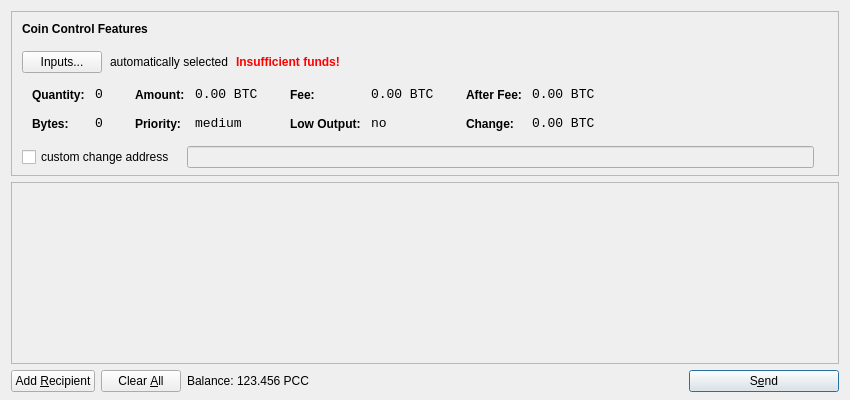
Above: src/qt/forms/sendcoinsdialog.ui from CloudMining/PolishCoin before the change. Below: the same form after it.
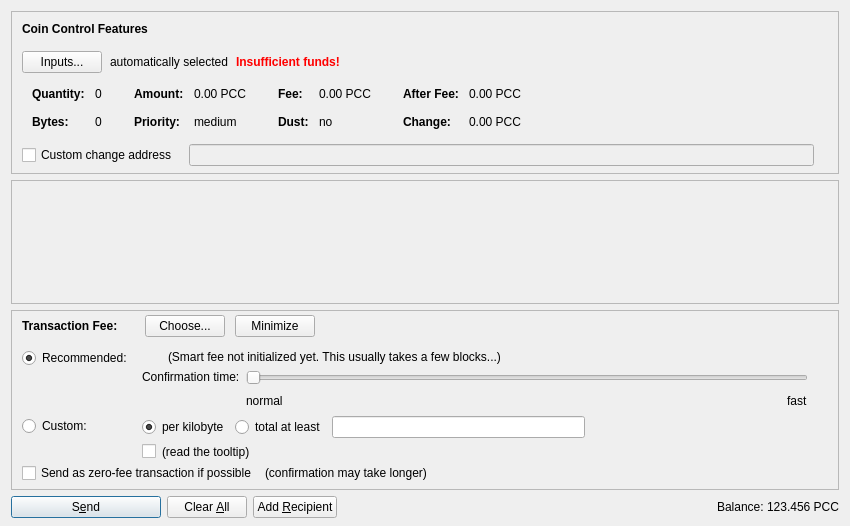
That is the form after the change. Icons and pictures are not drawn. Custom widgets are drawn as their Qt base class.

The edit to the form file:
```diff
--- a/src/qt/forms/sendcoinsdialog.ui
+++ b/src/qt/forms/sendcoinsdialog.ui
@@ -7,13 +7,13 @@
     <x>0</x>
     <y>0</y>
     <width>850</width>
-    <height>400</height>
+    <height>526</height>
    </rect>
   </property>
   <property name="windowTitle">
    <string>Send Coins</string>
   </property>
-  <layout class="QVBoxLayout" name="verticalLayout" stretch="0,1,0">
+  <layout class="QVBoxLayout" name="verticalLayout" stretch="0,1,0,0">
    <property name="bottomMargin">
     <number>8</number>
    </property>
@@ -39,7 +39,7 @@
      </property>
      <layout class="QVBoxLayout" name="verticalLayoutCoinControl2">
       <property name="spacing">
-       <number>-1</number>
+       <number>0</number>
       </property>
       <property name="leftMargin">
        <number>0</number>
@@ -206,8 +206,11 @@
                </property>
                <item row="0" column="0">
                 <widget class="QLabel" name="labelCoinControlQuantityText">
-                 <property name="styleSheet">
-                  <string notr="true">font-weight:bold;</string>
+                 <property name="font">
+                  <font>
+                   <weight>75</weight>
+                   <bold>true</bold>
+                  </font>
                  </property>
                  <property name="text">
                   <string>Quantity:</string>
@@ -219,12 +222,6 @@
                </item>
                <item row="0" column="1">
                 <widget class="QLabel" name="labelCoinControlQuantity">
-                 <property name="font">
-                  <font>
-                   <family>Monospace</family>
-                   <pointsize>10</pointsize>
-                  </font>
-                 </property>
                  <property name="cursor">
                   <cursorShape>IBeamCursor</cursorShape>
                  </property>
@@ -244,8 +241,11 @@
                </item>
                <item row="1" column="0">
                 <widget class="QLabel" name="labelCoinControlBytesText">
-                 <property name="styleSheet">
-                  <string notr="true">font-weight:bold;</string>
+                 <property name="font">
+                  <font>
+                   <weight>75</weight>
+                   <bold>true</bold>
+                  </font>
                  </property>
                  <property name="text">
                   <string>Bytes:</string>
@@ -254,12 +254,6 @@
                </item>
                <item row="1" column="1">
                 <widget class="QLabel" name="labelCoinControlBytes">
-                 <property name="font">
-                  <font>
-                   <family>Monospace</family>
-                   <pointsize>10</pointsize>
-                  </font>
-                 </property>
                  <property name="cursor">
                   <cursorShape>IBeamCursor</cursorShape>
                  </property>
@@ -295,8 +289,11 @@
                </property>
                <item row="0" column="0">
                 <widget class="QLabel" name="labelCoinControlAmountText">
-                 <property name="styleSheet">
-                  <string notr="true">font-weight:bold;</string>
+                 <property name="font">
+                  <font>
+                   <weight>75</weight>
+                   <bold>true</bold>
+                  </font>
                  </property>
                  <property name="text">
                   <string>Amount:</string>
@@ -308,12 +305,6 @@
                </item>
                <item row="0" column="1">
                 <widget class="QLabel" name="labelCoinControlAmount">
-                 <property name="font">
-                  <font>
-                   <family>Monospace</family>
-                   <pointsize>10</pointsize>
-                  </font>
-                 </property>
                  <property name="cursor">
                   <cursorShape>IBeamCursor</cursorShape>
                  </property>
@@ -321,7 +312,7 @@
                   <enum>Qt::ActionsContextMenu</enum>
                  </property>
                  <property name="text">
-                  <string notr="true">0.00 BTC</string>
+                  <string notr="true">0.00 PCC</string>
                  </property>
                  <property name="textInteractionFlags">
                   <set>Qt::LinksAccessibleByMouse|Qt::TextSelectableByKeyboard|Qt::TextSelectableByMouse</set>
@@ -330,8 +321,11 @@
                </item>
                <item row="1" column="0">
                 <widget class="QLabel" name="labelCoinControlPriorityText">
-                 <property name="styleSheet">
-                  <string notr="true">font-weight:bold;</string>
+                 <property name="font">
+                  <font>
+                   <weight>75</weight>
+                   <bold>true</bold>
+                  </font>
                  </property>
                  <property name="text">
                   <string>Priority:</string>
@@ -340,12 +334,6 @@
                </item>
                <item row="1" column="1">
                 <widget class="QLabel" name="labelCoinControlPriority">
-                 <property name="font">
-                  <font>
-                   <family>Monospace</family>
-                   <pointsize>10</pointsize>
-                  </font>
-                 </property>
                  <property name="cursor">
                   <cursorShape>IBeamCursor</cursorShape>
                  </property>
@@ -381,8 +369,11 @@
                </property>
                <item row="0" column="0">
                 <widget class="QLabel" name="labelCoinControlFeeText">
-                 <property name="styleSheet">
-                  <string notr="true">font-weight:bold;</string>
+                 <property name="font">
+                  <font>
+                   <weight>75</weight>
+                   <bold>true</bold>
+                  </font>
                  </property>
                  <property name="text">
                   <string>Fee:</string>
@@ -394,12 +385,6 @@
                </item>
                <item row="0" column="1">
                 <widget class="QLabel" name="labelCoinControlFee">
-                 <property name="font">
-                  <font>
-                   <family>Monospace</family>
-                   <pointsize>10</pointsize>
-                  </font>
-                 </property>
                  <property name="cursor">
                   <cursorShape>IBeamCursor</cursorShape>
                  </property>
@@ -407,7 +392,7 @@
                   <enum>Qt::ActionsContextMenu</enum>
                  </property>
                  <property name="text">
-                  <string notr="true">0.00 BTC</string>
+                  <string notr="true">0.00 PCC</string>
                  </property>
                  <property name="textInteractionFlags">
                   <set>Qt::LinksAccessibleByMouse|Qt::TextSelectableByKeyboard|Qt::TextSelectableByMouse</set>
@@ -416,22 +401,19 @@
                </item>
                <item row="1" column="0">
                 <widget class="QLabel" name="labelCoinControlLowOutputText">
-                 <property name="styleSheet">
-                  <string notr="true">font-weight:bold;</string>
+                 <property name="font">
+                  <font>
+                   <weight>75</weight>
+                   <bold>true</bold>
+                  </font>
                  </property>
                  <property name="text">
-                  <string>Low Output:</string>
+                  <string>Dust:</string>
                  </property>
                 </widget>
                </item>
                <item row="1" column="1">
                 <widget class="QLabel" name="labelCoinControlLowOutput">
-                 <property name="font">
-                  <font>
-                   <family>Monospace</family>
-                   <pointsize>10</pointsize>
-                  </font>
-                 </property>
                  <property name="cursor">
                   <cursorShape>IBeamCursor</cursorShape>
                  </property>
@@ -467,8 +449,11 @@
                </property>
                <item row="0" column="0">
                 <widget class="QLabel" name="labelCoinControlAfterFeeText">
-                 <property name="styleSheet">
-                  <string notr="true">font-weight:bold;</string>
+                 <property name="font">
+                  <font>
+                   <weight>75</weight>
+                   <bold>true</bold>
+                  </font>
                  </property>
                  <property name="text">
                   <string>After Fee:</string>
@@ -480,12 +465,6 @@
                </item>
                <item row="0" column="1">
                 <widget class="QLabel" name="labelCoinControlAfterFee">
-                 <property name="font">
-                  <font>
-                   <family>Monospace</family>
-                   <pointsize>10</pointsize>
-                  </font>
-                 </property>
                  <property name="cursor">
                   <cursorShape>IBeamCursor</cursorShape>
                  </property>
@@ -493,7 +472,7 @@
                   <enum>Qt::ActionsContextMenu</enum>
                  </property>
                  <property name="text">
-                  <string notr="true">0.00 BTC</string>
+                  <string notr="true">0.00 PCC</string>
                  </property>
                  <property name="textInteractionFlags">
                   <set>Qt::LinksAccessibleByMouse|Qt::TextSelectableByKeyboard|Qt::TextSelectableByMouse</set>
@@ -502,8 +481,11 @@
                </item>
                <item row="1" column="0">
                 <widget class="QLabel" name="labelCoinControlChangeText">
-                 <property name="styleSheet">
-                  <string notr="true">font-weight:bold;</string>
+                 <property name="font">
+                  <font>
+                   <weight>75</weight>
+                   <bold>true</bold>
+                  </font>
                  </property>
                  <property name="text">
                   <string>Change:</string>
@@ -512,12 +494,6 @@
                </item>
                <item row="1" column="1">
                 <widget class="QLabel" name="labelCoinControlChange">
-                 <property name="font">
-                  <font>
-                   <family>Monospace</family>
-                   <pointsize>10</pointsize>
-                  </font>
-                 </property>
                  <property name="cursor">
                   <cursorShape>IBeamCursor</cursorShape>
                  </property>
@@ -525,7 +501,7 @@
                   <enum>Qt::ActionsContextMenu</enum>
                  </property>
                  <property name="text">
-                  <string notr="true">0.00 BTC</string>
+                  <string notr="true">0.00 PCC</string>
                  </property>
                  <property name="textInteractionFlags">
                   <set>Qt::LinksAccessibleByMouse|Qt::TextSelectableByKeyboard|Qt::TextSelectableByMouse</set>
@@ -556,7 +532,7 @@
           <item>
            <widget class="QCheckBox" name="checkBoxCoinControlChange">
             <property name="text">
-             <string>custom change address</string>
+             <string>Custom change address</string>
             </property>
            </widget>
           </item>
@@ -626,11 +602,20 @@
         <x>0</x>
         <y>0</y>
         <width>830</width>
-        <height>165</height>
+        <height>68</height>
        </rect>
       </property>
-      <layout class="QVBoxLayout" name="verticalLayout_2">
-       <property name="margin">
+      <layout class="QVBoxLayout" name="verticalLayout_2" stretch="0,1">
+       <property name="leftMargin">
+        <number>0</number>
+       </property>
+       <property name="topMargin">
+        <number>0</number>
+       </property>
+       <property name="rightMargin">
+        <number>0</number>
+       </property>
+       <property name="bottomMargin">
         <number>0</number>
        </property>
        <item>
@@ -657,15 +642,605 @@
      </widget>
     </widget>
    </item>
+   <item>
+    <widget class="QFrame" name="frameFee">
+     <property name="sizePolicy">
+      <sizepolicy hsizetype="Expanding" vsizetype="Expanding">
+       <horstretch>0</horstretch>
+       <verstretch>0</verstretch>
+      </sizepolicy>
+     </property>
+     <property name="maximumSize">
+      <size>
+       <width>16777215</width>
+       <height>16777215</height>
+      </size>
+     </property>
+     <property name="frameShape">
+      <enum>QFrame::StyledPanel</enum>
+     </property>
+     <property name="frameShadow">
+      <enum>QFrame::Sunken</enum>
+     </property>
+     <layout class="QVBoxLayout" name="verticalLayoutFee1">
+      <property name="spacing">
+       <number>0</number>
+      </property>
+      <property name="leftMargin">
+       <number>0</number>
+      </property>
+      <property name="topMargin">
+       <number>0</number>
+      </property>
+      <property name="rightMargin">
+       <number>0</number>
+      </property>
+      <property name="bottomMargin">
+       <number>0</number>
+      </property>
+      <item>
+       <layout class="QVBoxLayout" name="verticalLayoutFee2" stretch="0,0,0">
+        <property name="spacing">
+         <number>0</number>
+        </property>
+        <property name="leftMargin">
+         <number>10</number>
+        </property>
+        <property name="topMargin">
+         <number>0</number>
+        </property>
+        <item>
+         <layout class="QHBoxLayout" name="horizontalLayoutFee1">
+          <property name="bottomMargin">
+           <number>0</number>
+          </property>
+          <item>
+           <layout class="QVBoxLayout" name="verticalLayoutFee7">
+            <property name="spacing">
+             <number>0</number>
+            </property>
+            <item>
+             <spacer name="verticalSpacerSmartFee">
+              <property name="orientation">
+               <enum>Qt::Vertical</enum>
+              </property>
+              <property name="sizeType">
+               <enum>QSizePolicy::Fixed</enum>
+              </property>
+              <property name="sizeHint" stdset="0">
+               <size>
+                <width>1</width>
+                <height>4</height>
+               </size>
+              </property>
+             </spacer>
+            </item>
+            <item>
+             <layout class="QHBoxLayout" name="horizontalLayoutSmartFee">
+              <property name="spacing">
+               <number>10</number>
+              </property>
+              <item>
+               <widget class="QLabel" name="labelFeeHeadline">
+                <property name="sizePolicy">
+                 <sizepolicy hsizetype="Preferred" vsizetype="Maximum">
+                  <horstretch>0</horstretch>
+                  <verstretch>0</verstretch>
+                 </sizepolicy>
+                </property>
+                <property name="font">
+                 <font>
+                  <weight>75</weight>
+                  <bold>true</bold>
+                 </font>
+                </property>
+                <property name="styleSheet">
+                 <string notr="true">font-weight:bold;</string>
+                </property>
+                <property name="text">
+                 <string>Transaction Fee:</string>
+                </property>
+               </widget>
+              </item>
+              <item>
+               <widget class="QLabel" name="labelFeeMinimized">
+                <property name="text">
+                 <string/>
+                </property>
+               </widget>
+              </item>
+              <item>
+               <widget class="QPushButton" name="buttonChooseFee">
+                <property name="text">
+                 <string>Choose...</string>
+                </property>
+               </widget>
+              </item>
+              <item>
+               <widget class="QPushButton" name="buttonMinimizeFee">
+                <property name="toolTip">
+                 <string>collapse fee-settings</string>
+                </property>
+                <property name="text">
+                 <string>Minimize</string>
+                </property>
+               </widget>
+              </item>
+             </layout>
+            </item>
+            <item>
+             <spacer name="verticalSpacer_5">
+              <property name="orientation">
+               <enum>Qt::Vertical</enum>
+              </property>
+              <property name="sizeHint" stdset="0">
+               <size>
+                <width>1</width>
+                <height>1</height>
+               </size>
+              </property>
+             </spacer>
+            </item>
+           </layout>
+          </item>
+          <item>
+           <spacer name="horizontalSpacer_4">
+            <property name="orientation">
+             <enum>Qt::Horizontal</enum>
+            </property>
+            <property name="sizeHint" stdset="0">
+             <size>
+              <width>40</width>
+              <height>20</height>
+             </size>
+            </property>
+           </spacer>
+          </item>
+         </layout>
+        </item>
+        <item>
+         <widget class="QFrame" name="frameFeeSelection">
+          <layout class="QVBoxLayout" name="verticalLayoutFee12">
+           <property name="spacing">
+            <number>0</number>
+           </property>
+           <property name="leftMargin">
+            <number>0</number>
+           </property>
+           <property name="topMargin">
+            <number>0</number>
+           </property>
+           <property name="rightMargin">
+            <number>0</number>
+           </property>
+           <property name="bottomMargin">
+            <number>0</number>
+           </property>
+           <item>
+            <layout class="QGridLayout" name="gridLayoutFee">
+             <property name="topMargin">
+              <number>10</number>
+             </property>
+             <property name="bottomMargin">
+              <number>4</number>
+             </property>
+             <property name="horizontalSpacing">
+              <number>10</number>
+             </property>
+             <property name="verticalSpacing">
+              <number>4</number>
+             </property>
+             <item row="1" column="1">
+              <layout class="QVBoxLayout" name="verticalLayoutFee8">
+               <property name="spacing">
+                <number>6</number>
+               </property>
+               <item>
+                <layout class="QHBoxLayout" name="horizontalLayoutFee13">
+                 <item>
+                  <widget class="QRadioButton" name="radioCustomPerKilobyte">
+                   <property name="toolTip">
+                    <string>If the custom fee is set to 1000 satoshis and the transaction is only 250 bytes, then &quot;per kilobyte&quot; only pays 250 satoshis in fee, while &quot;at least&quot; pays 1000 satoshis. For transactions bigger than a kilobyte both pay by kilobyte.</string>
+                   </property>
+                   <property name="text">
+                    <string>per kilobyte</string>
+                   </property>
+                   <property name="checked">
+                    <bool>true</bool>
+                   </property>
+                   <attribute name="buttonGroup">
+                    <string notr="true">groupCustomFee</string>
+                   </attribute>
+                  </widget>
+                 </item>
+                 <item>
+                  <widget class="QRadioButton" name="radioCustomAtLeast">
+                   <property name="toolTip">
+                    <string>If the custom fee is set to 1000 satoshis and the transaction is only 250 bytes, then &quot;per kilobyte&quot; only pays 250 satoshis in fee, while &quot;total at least&quot; pays 1000 satoshis. For transactions bigger than a kilobyte both pay by kilobyte.</string>
+                   </property>
+                   <property name="text">
+                    <string>total at least</string>
+                   </property>
+                   <attribute name="buttonGroup">
+                    <string notr="true">groupCustomFee</string>
+                   </attribute>
+                  </widget>
+                 </item>
+                 <item>
+                  <widget class="BitcoinAmountField" name="customFee"/>
+                 </item>
+                 <item>
+                  <spacer name="horizontalSpacer_6">
+                   <property name="orientation">
+                    <enum>Qt::Horizontal</enum>
+                   </property>
+                   <property name="sizeHint" stdset="0">
+                    <size>
+                     <width>1</width>
+                     <height>1</height>
+                    </size>
+                   </property>
+                  </spacer>
+                 </item>
+                </layout>
+               </item>
+               <item>
+                <layout class="QHBoxLayout" name="horizontalLayoutFee8">
+                 <item>
+                  <widget class="QCheckBox" name="checkBoxMinimumFee">
+                   <property name="toolTip">
+                    <string>Paying only the minimum fee is just fine as long as there is less transaction volume than space in the blocks. But be aware that this can end up in a never confirming transaction once there is more demand for polishcoin transactions than the network can process.</string>
+                   </property>
+                   <property name="text">
+                    <string/>
+                   </property>
+                  </widget>
+                 </item>
+                 <item>
+                  <widget class="QLabel" name="labelMinFeeWarning">
+                   <property name="enabled">
+                    <bool>true</bool>
+                   </property>
+                   <property name="toolTip">
+                    <string>Paying only the minimum fee is just fine as long as there is less transaction volume than space in the blocks. But be aware that this can end up in a never confirming transaction once there is more demand for polishcoin transactions than the network can process.</string>
+                   </property>
+                   <property name="text">
+                    <string>(read the tooltip)</string>
+                   </property>
+                   <property name="margin">
+                    <number>5</number>
+                   </property>
+                  </widget>
+                 </item>
+                 <item>
+                  <spacer name="horizontalSpacer_2">
+                   <property name="orientation">
+                    <enum>Qt::Horizontal</enum>
+                   </property>
+                   <property name="sizeHint" stdset="0">
+                    <size>
+                     <width>1</width>
+                     <height>1</height>
+                    </size>
+                   </property>
+                  </spacer>
+                 </item>
+                </layout>
+               </item>
+              </layout>
+             </item>
+             <item row="0" column="0">
+              <layout class="QVBoxLayout" name="verticalLayoutFee4" stretch="0,1">
+               <item>
+                <widget class="QRadioButton" name="radioSmartFee">
+                 <property name="text">
+                  <string>Recommended:</string>
+                 </property>
+                 <property name="checked">
+                  <bool>true</bool>
+                 </property>
+                 <attribute name="buttonGroup">
+                  <string notr="true">groupFee</string>
+                 </attribute>
+                </widget>
+               </item>
+               <item>
+                <spacer name="verticalSpacer_2">
+                 <property name="orientation">
+                  <enum>Qt::Vertical</enum>
+                 </property>
+                 <property name="sizeHint" stdset="0">
+                  <size>
+                   <width>1</width>
+                   <height>1</height>
+                  </size>
+                 </property>
+                </spacer>
+               </item>
+              </layout>
+             </item>
+             <item row="1" column="0">
+              <layout class="QVBoxLayout" name="verticalLayoutFee9" stretch="0,1">
+               <item>
+                <widget class="QRadioButton" name="radioCustomFee">
+                 <property name="text">
+                  <string>Custom:</string>
+                 </property>
+                 <attribute name="buttonGroup">
+                  <string notr="true">groupFee</string>
+                 </attribute>
+                </widget>
+               </item>
+               <item>
+                <spacer name="verticalSpacer_6">
+                 <property name="orientation">
+                  <enum>Qt::Vertical</enum>
+                 </property>
+                 <property name="sizeHint" stdset="0">
+                  <size>
+                   <width>1</width>
+                   <height>1</height>
+                  </size>
+                 </property>
+                </spacer>
+               </item>
+              </layout>
+             </item>
+             <item row="0" column="1">
+              <layout class="QVBoxLayout" name="verticalLayoutFee3" stretch="0,0,1">
+               <property name="spacing">
+                <number>6</number>
+               </property>
+               <property name="topMargin">
+                <number>2</number>
+               </property>
+               <item>
+                <layout class="QHBoxLayout" name="horizontalLayoutFee12">
+                 <item>
+                  <widget class="QLabel" name="labelSmartFee">
+                   <property name="text">
+                    <string/>
+                   </property>
+                   <property name="margin">
+                    <number>2</number>
+                   </property>
+                  </widget>
+                 </item>
+                 <item>
+                  <widget class="QLabel" name="labelFeeEstimation">
+                   <property name="text">
+                    <string/>
+                   </property>
+                  </widget>
+                 </item>
+                 <item>
+                  <widget class="QLabel" name="labelSmartFee2">
+                   <property name="text">
+                    <string>(Smart fee not initialized yet. This usually takes a few blocks...)</string>
+                   </property>
+                   <property name="margin">
+                    <number>2</number>
+                   </property>
+                  </widget>
+                 </item>
+                 <item>
+                  <spacer name="horizontalSpacer_5">
+                   <property name="orientation">
+                    <enum>Qt::Horizontal</enum>
+                   </property>
+                   <property name="sizeHint" stdset="0">
+                    <size>
+                     <width>1</width>
+                     <height>1</height>
+                    </size>
+                   </property>
+                  </spacer>
+                 </item>
+                </layout>
+               </item>
+               <item>
+                <layout class="QHBoxLayout" name="horizontalLayoutFee9">
+                 <item>
+                  <layout class="QVBoxLayout" name="verticalLayoutFee6">
+                   <item>
+                    <widget class="QLabel" name="labelSmartFee3">
+                     <property name="text">
+                      <string>Confirmation time:</string>
+                     </property>
+                     <property name="margin">
+                      <number>2</number>
+                     </property>
+                    </widget>
+                   </item>
+                   <item>
+                    <spacer name="verticalSpacer_3">
+                     <property name="orientation">
+                      <enum>Qt::Vertical</enum>
+                     </property>
+                     <property name="sizeHint" stdset="0">
+                      <size>
+                       <width>1</width>
+                       <height>1</height>
+                      </size>
+                     </property>
+                    </spacer>
+                   </item>
+                  </layout>
+                 </item>
+                 <item>
+                  <layout class="QVBoxLayout" name="verticalLayoutFee5">
+                   <property name="rightMargin">
+                    <number>30</number>
+                   </property>
+                   <item>
+                    <widget class="QSlider" name="sliderSmartFee">
+                     <property name="minimum">
+                      <number>0</number>
+                     </property>
+                     <property name="maximum">
+                      <number>24</number>
+                     </property>
+                     <property name="pageStep">
+                      <number>1</number>
+                     </property>
+                     <property name="value">
+                      <number>0</number>
+                     </property>
+                     <property name="orientation">
+                      <enum>Qt::Horizontal</enum>
+                     </property>
+                     <property name="invertedAppearance">
+                      <bool>false</bool>
+                     </property>
+                     <property name="invertedControls">
+                      <bool>false</bool>
+                     </property>
+                     <property name="tickPosition">
+                      <enum>QSlider::NoTicks</enum>
+                     </property>
+                    </widget>
+                   </item>
+                   <item>
+                    <layout class="QHBoxLayout" name="horizontalLayoutFee10">
+                     <item>
+                      <widget class="QLabel" name="labelSmartFeeNormal">
+                       <property name="text">
+                        <string>normal</string>
+                       </property>
+                      </widget>
+                     </item>
+                     <item>
+                      <spacer name="horizontalSpacer_3">
+                       <property name="orientation">
+                        <enum>Qt::Horizontal</enum>
+                       </property>
+                       <property name="sizeHint" stdset="0">
+                        <size>
+                         <width>40</width>
+                         <height>20</height>
+                        </size>
+                       </property>
+                      </spacer>
+                     </item>
+                     <item>
+                      <widget class="QLabel" name="labelSmartFeeFast">
+                       <property name="text">
+                        <string>fast</string>
+                       </property>
+                      </widget>
+                     </item>
+                    </layout>
+                   </item>
+                  </layout>
+                 </item>
+                </layout>
+               </item>
+               <item>
+                <spacer name="verticalSpacer_4">
+                 <property name="orientation">
+                  <enum>Qt::Vertical</enum>
+                 </property>
+                 <property name="sizeHint" stdset="0">
+                  <size>
+                   <width>1</width>
+                   <height>1</height>
+                  </size>
+                 </property>
+                </spacer>
+               </item>
+              </layout>
+             </item>
+            </layout>
+           </item>
+           <item>
+            <layout class="QHBoxLayout" name="horizontalLayoutFee5" stretch="0,0,0">
+             <property name="spacing">
+              <number>8</number>
+             </property>
+             <property name="bottomMargin">
+              <number>4</number>
+             </property>
+             <item>
+              <widget class="QCheckBox" name="checkBoxFreeTx">
+               <property name="text">
+                <string>Send as zero-fee transaction if possible</string>
+               </property>
+              </widget>
+             </item>
+             <item>
+              <widget class="QLabel" name="labelFreeTx">
+               <property name="text">
+                <string>(confirmation may take longer)</string>
+               </property>
+               <property name="margin">
+                <number>5</number>
+               </property>
+              </widget>
+             </item>
+             <item>
+              <spacer name="horizontalSpacerFee5">
+               <property name="orientation">
+                <enum>Qt::Horizontal</enum>
+               </property>
+               <property name="sizeHint" stdset="0">
+                <size>
+                 <width>1</width>
+                 <height>1</height>
+                </size>
+               </property>
+              </spacer>
+             </item>
+            </layout>
+           </item>
+           <item>
+            <spacer name="verticalSpacerFee2">
+             <property name="orientation">
+              <enum>Qt::Vertical</enum>
+             </property>
+             <property name="sizeHint" stdset="0">
+              <size>
+               <width>1</width>
+               <height>1</height>
+              </size>
+             </property>
+            </spacer>
+           </item>
+          </layout>
+         </widget>
+        </item>
+        <item>
+         <spacer name="verticalSpacerFee">
+          <property name="orientation">
+           <enum>Qt::Vertical</enum>
+          </property>
+          <property name="sizeHint" stdset="0">
+           <size>
+            <width>800</width>
+            <height>1</height>
+           </size>
+          </property>
+         </spacer>
+        </item>
+       </layout>
+      </item>
+     </layout>
+    </widget>
+   </item>
    <item>
     <layout class="QHBoxLayout" name="horizontalLayout">
      <item>
-      <widget class="QPushButton" name="addButton">
+      <widget class="QPushButton" name="sendButton">
+       <property name="minimumSize">
+        <size>
+         <width>150</width>
+         <height>0</height>
+        </size>
+       </property>
        <property name="toolTip">
         <string>Send to multiple recipients at once</string>
        </property>
        <property name="text">
-        <string>Add &amp;Recipient</string>
+        <string>S&amp;end</string>
        </property>
        <property name="icon">
         <iconset resource="../bitcoin.qrc">
@@ -674,6 +1249,9 @@
        <property name="autoDefault">
         <bool>false</bool>
        </property>
+       <property name="default">
+        <bool>true</bool>
+       </property>
       </widget>
      </item>
      <item>
@@ -697,11 +1275,38 @@
        <property name="autoRepeatDelay">
         <number>300</number>
        </property>
+      </widget>
+     </item>
+     <item>
+      <widget class="QPushButton" name="addButton">
+       <property name="toolTip">
+        <string>Send to multiple recipients at once</string>
+       </property>
+       <property name="text">
+        <string>Add &amp;Recipient</string>
+       </property>
+       <property name="icon">
+        <iconset resource="../bitcoin.qrc">
+         <normaloff>:/icons/add</normaloff>:/icons/add</iconset>
+       </property>
        <property name="autoDefault">
         <bool>false</bool>
        </property>
       </widget>
      </item>
+     <item>
+      <spacer name="horizontalSpacer">
+       <property name="orientation">
+        <enum>Qt::Horizontal</enum>
+       </property>
+       <property name="sizeHint" stdset="0">
+        <size>
+         <width>40</width>
+         <height>20</height>
+        </size>
+       </property>
+      </spacer>
+     </item>
      <item>
       <layout class="QHBoxLayout" name="horizontalLayout_2">
        <property name="spacing">
@@ -709,6 +1314,12 @@
        </property>
        <item>
         <widget class="QLabel" name="label">
+         <property name="sizePolicy">
+          <sizepolicy hsizetype="Preferred" vsizetype="Fixed">
+           <horstretch>0</horstretch>
+           <verstretch>0</verstretch>
+          </sizepolicy>
+         </property>
          <property name="text">
           <string>Balance:</string>
          </property>
@@ -716,6 +1327,12 @@
        </item>
        <item>
         <widget class="QLabel" name="labelBalance">
+         <property name="sizePolicy">
+          <sizepolicy hsizetype="Preferred" vsizetype="Fixed">
+           <horstretch>0</horstretch>
+           <verstretch>0</verstretch>
+          </sizepolicy>
+         </property>
          <property name="cursor">
           <cursorShape>IBeamCursor</cursorShape>
          </property>
@@ -729,46 +1346,23 @@
        </item>
       </layout>
      </item>
-     <item>
-      <spacer name="horizontalSpacer">
-       <property name="orientation">
-        <enum>Qt::Horizontal</enum>
-       </property>
-       <property name="sizeHint" stdset="0">
-        <size>
-         <width>40</width>
-         <height>20</height>
-        </size>
-       </property>
-      </spacer>
-     </item>
-     <item>
-      <widget class="QPushButton" name="sendButton">
-       <property name="minimumSize">
-        <size>
-         <width>150</width>
-         <height>0</height>
-        </size>
-       </property>
-       <property name="toolTip">
-        <string>Confirm the send action</string>
-       </property>
-       <property name="text">
-        <string>S&amp;end</string>
-       </property>
-       <property name="icon">
-        <iconset resource="../bitcoin.qrc">
-         <normaloff>:/icons/send</normaloff>:/icons/send</iconset>
-       </property>
-       <property name="default">
-        <bool>true</bool>
-       </property>
-      </widget>
-     </item>
     </layout>
    </item>
   </layout>
  </widget>
+ <customwidgets>
+  <customwidget>
+   <class>QValidatedLineEdit</class>
+   <extends>QLineEdit</extends>
+   <header>qvalidatedlineedit.h</header>
+  </customwidget>
+  <customwidget>
+   <class>BitcoinAmountField</class>
+   <extends>QLineEdit</extends>
+   <header>bitcoinamountfield.h</header>
+   <container>1</container>
+  </customwidget>
+ </customwidgets>
  <resources>
   <include location="../bitcoin.qrc"/>
  </resources>
```
Left out of the diff: 39 changed lines with no effect on the pictures.
